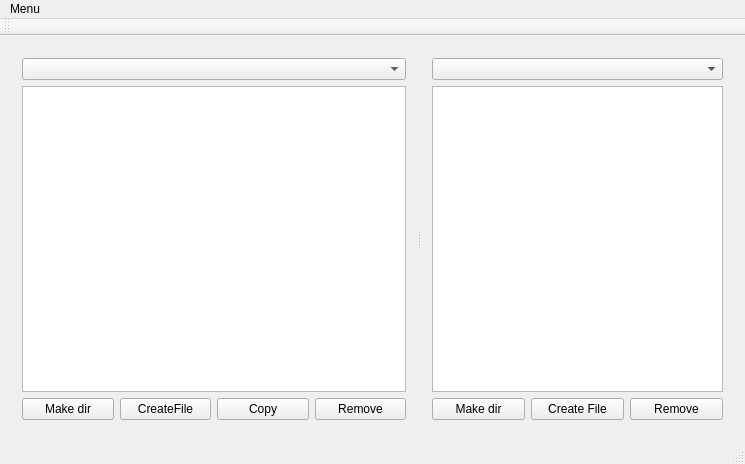
fiterV/FileManagerQT, file mainwindow.ui: the form before one commit.
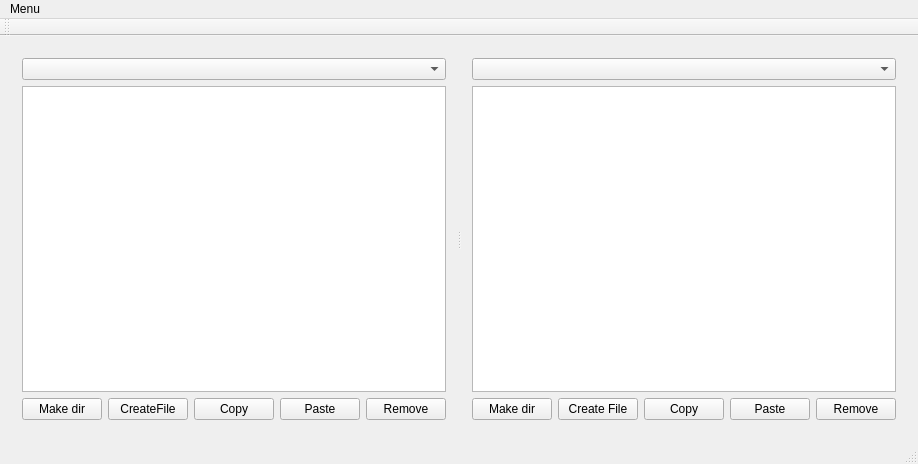
The form after the commit.

```diff
--- a/mainwindow.ui
+++ b/mainwindow.ui
@@ -113,6 +113,13 @@
             </property>
            </widget>
           </item>
+          <item>
+           <widget class="QPushButton" name="pasteLeft">
+            <property name="text">
+             <string>Paste</string>
+            </property>
+           </widget>
+          </item>
           <item>
            <widget class="QPushButton" name="rmLeft">
             <property name="text">
@@ -171,6 +178,20 @@
             </property>
            </widget>
           </item>
+          <item>
+           <widget class="QPushButton" name="copyRight">
+            <property name="text">
+             <string>Copy</string>
+            </property>
+           </widget>
+          </item>
+          <item>
+           <widget class="QPushButton" name="pasteRight">
+            <property name="text">
+             <string>Paste</string>
+            </property>
+           </widget>
+          </item>
           <item>
            <widget class="QPushButton" name="rmRight">
             <property name="text">
```
Left out of the diff: 2 changed lines with no effect on the pictures.
